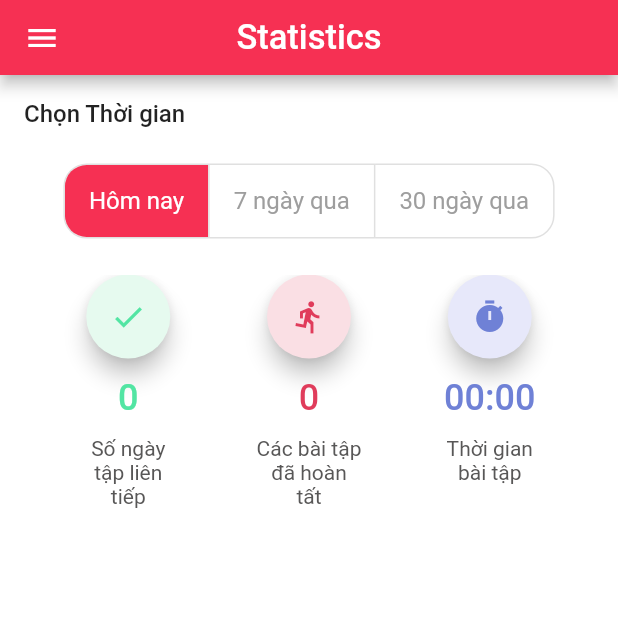
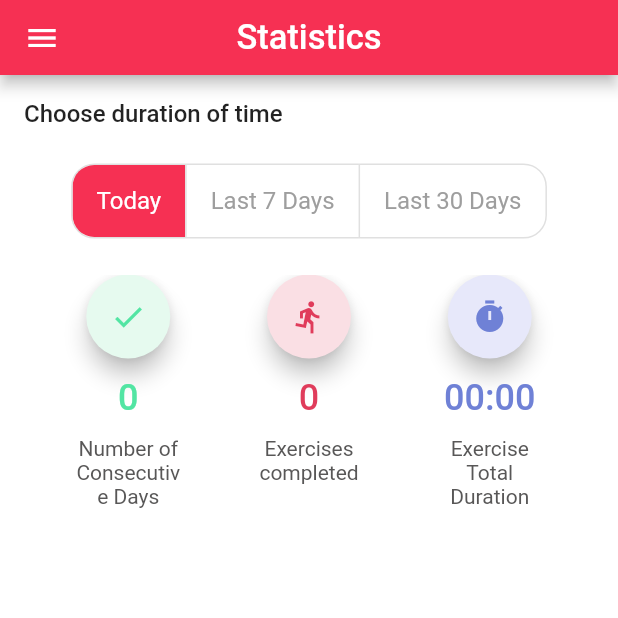
Before and after one commit to AlexPham19/Exercise_Timer_App, a Flutter app: the Statistics screen opened by its route, on a phone screen of 412 x 824 dp, the top half of it. Run offline on Flutter 3.47's test engine with Material 2 defaults, Android fonts, the light colour scheme and no system bars; our stand-ins replace flutter_local_notifications, flutter_native_timezone, flutter_tts, hive, hive_flutter, just_audio and 1 more; missing offline and left inert: flutter_material_pickers; accounts and stored records are empty.

Commit message:
finalize, and change all into English language

```diff
--- a/lib/screens/custom-exercise/custom-exercise-action.dart
+++ b/lib/screens/custom-exercise/custom-exercise-action.dart
@@ -501,7 +501,7 @@ class _CustomExerciseActionState extends State<CustomExerciseAction>
                             });
                           },
                           child: Text(
-                            'Thêm 15 giây nghỉ',
+                            'Add 15 seconds to rest',
                             style: TextStyle(color: Colors.white),
                           ),
                         )
@@ -524,7 +524,7 @@ class _CustomExerciseActionState extends State<CustomExerciseAction>
                             });
                           },
                           child: Text(
-                            'Bắt đầu luôn',
+                            'Start Now',
                             style: TextStyle(color: Colors.white),
                           ),
                         ),
@@ -567,8 +567,8 @@ class _CustomExerciseActionState extends State<CustomExerciseAction>
         return AlertDialog(
           title: Column(
             children: [
-              Text('Bạn có chắc là thoát bài tập này?'),
-              Text('Nếu bạn thoát, hệ thống sẽ không lưu bài tập này!'),
+              Text('Do you want to stop this exercise'),
+              Text('If you do, this exercise will be discarded and not be saved'),
             ],
           ),
           actions: [
@@ -577,13 +577,13 @@ class _CustomExerciseActionState extends State<CustomExerciseAction>
                   Navigator.pop(context);
                   Navigator.popAndPushNamed(context, Exercises.id);
                 },
-                child: Text('Có')),
+                child: Text('Yes')),
             ElevatedButton(
                 onPressed: () {
                   Navigator.pop(context);
                   controller!.reverse();
                 },
-                child: Text('Không')),
+                child: Text('No')),
           ],
         );
       },
--- a/lib/screens/exercise/congratulation-page.dart
+++ b/lib/screens/exercise/congratulation-page.dart
@@ -73,7 +73,7 @@ class _CongratulationPageState extends State<CongratulationPage> {
                         padding: EdgeInsets.only(top: 8, bottom: 16),
                         child: Center(
                             child: Text(
-                          'Xin chúc mừng!',
+                          'Congratulations!',
                           style: TextStyle(
                               color: Colors.white,
                               fontSize: 20,
@@ -93,7 +93,7 @@ class _CongratulationPageState extends State<CongratulationPage> {
                       ),
                       Container(
                         padding: EdgeInsets.only(top: 32, bottom: 16),
-                        child: Text('Luyện tập Hoàn tất!',
+                        child: Text('You have finished your exercise!',
                             style: TextStyle(
                                 color: Colors.white,
                                 fontSize: 20,
@@ -111,13 +111,13 @@ class _CongratulationPageState extends State<CongratulationPage> {
                       componentInfo(
                           Themes.exerciseThemeMain,
                           Themes.exerciseIconMain,
-                          'Số ngày liên tục',
+                          'Number of Consecutive Days',
                           numberConsecutiveDate.toString(),
                           Icons.done),
                       componentInfo(
                           Themes.restThemeMain,
                           Themes.restIconMain,
-                          'Tổng bài tập đã hoàn tất',
+                          'Exercises completed',
                           (hiveBox.getAt(hiveBox.length - 1).numberExercise *
                                   hiveBox
                                       .getAt(hiveBox.length - 1)
@@ -127,7 +127,7 @@ class _CongratulationPageState extends State<CongratulationPage> {
                       componentInfo(
                           Themes.numberRepetitionsThemeMain,
                           Themes.numberRepetitionsIconMain,
-                          'Tổng thời gian luyện tập',
+                          'Time spent exercising',
                           lastExerciseMin.toString().padLeft(2, '0') +
                               ":" +
                               lastExerciseSec.toString().padLeft(2, '0'),
@@ -141,7 +141,7 @@ class _CongratulationPageState extends State<CongratulationPage> {
                     children: [
                       Flexible(
                         child: Text(
-                          'Nhắc tôi luyện tập cùng thời gian này vào ngày mai',
+                          'Notify me to exercise tomorrow, at the same time',
                           style: TextStyle(
                               fontWeight: FontWeight.w600, fontSize: 18),
                         ),
@@ -154,12 +154,12 @@ class _CongratulationPageState extends State<CongratulationPage> {
                               notificationEnabled = value;
                               if(value == true){
                                 DateTime dateTime = hiveBox.getAt(hiveBox.length - 1).date;
-                                showMessage('Thông báo đang được đặt hàng ngày, lúc ' +
+                                showMessage('Notifications are set to happen daily, at ' +
                                     dateTime.hour.toString() +
                                     ":" +
                                     dateTime.minute.toString());
                               } else {
-                                showMessage('Thông báo sẽ được giữ nguyên như cũ');
+                                showMessage('Notification settings are not changed');
                               }
                             });
                           },
@@ -189,7 +189,7 @@ class _CongratulationPageState extends State<CongratulationPage> {
                           },
                           child: Center(
                               child: Text(
-                            'Hiện Lịch sử',
+                            'View History',
                             textAlign: TextAlign.center,
                             style: TextStyle(
                                 color: Themes.appBarTheme,
@@ -212,7 +212,7 @@ class _CongratulationPageState extends State<CongratulationPage> {
                           },
                           child: Center(
                               child: Text(
-                            'Xong',
+                            'Finished!',
                             textAlign: TextAlign.center,
                             style: TextStyle(color: Colors.white, fontSize: 20),
                           )),
--- a/lib/screens/exercise/exercise-main.dart
+++ b/lib/screens/exercise/exercise-main.dart
@@ -468,7 +468,7 @@ class _ExerciseMainState extends State<ExerciseMain>
                             });
                           },
                           child: Text(
-                            'Thêm 15 giây nghỉ',
+                            'Add 15 seconds to rest',
                             style: TextStyle(color: Colors.white),
                           ),
                         )
@@ -493,7 +493,7 @@ class _ExerciseMainState extends State<ExerciseMain>
                             );
                           },
                           child: Text(
-                            'Bắt đầu luôn',
+                            'Start Now',
                             style: TextStyle(color: Colors.white),
                           ),
                         ),
@@ -536,8 +536,8 @@ class _ExerciseMainState extends State<ExerciseMain>
           return AlertDialog(
             title: Column(
               children: [
-                Text('Bạn có chắc là thoát bài tập này?'),
-                Text('Nếu bạn thoát, hệ thống sẽ không lưu bài tập này!'),
+                Text('Do you want to stop this exercise'),
+                Text('If you do, this exercise will be discarded and not be saved'),
               ],
             ),
             actions: [
@@ -546,13 +546,13 @@ class _ExerciseMainState extends State<ExerciseMain>
                     Navigator.pop(context);
                     Navigator.pop(context);
                   },
-                  child: Text('Có')),
+                  child: Text('Yes')),
               ElevatedButton(
                   onPressed: () {
                     Navigator.pop(context);
                     controller!.reverse();
                   },
-                  child: Text('Không')),
+                  child: Text('No')),
             ],
           );
         });
--- a/lib/screens/history.dart
+++ b/lib/screens/history.dart
@@ -100,10 +100,10 @@ class _HistoryState extends State<History> {
                           children: <Widget>[
                             ListTile(
                               title: Text(
-                                data.date.day.toString() +
-                                    " tháng " +
-                                    data.date.month.toString() +
-                                    ' ' +
+                                data.date.month.toString() +
+                                    "/" +
+                                    data.date.day.toString() +
+                                    '/' +
                                     data.date.year.toString() +
                                     ' ' +
                                     data.date.hour.toString() +
@@ -222,10 +222,10 @@ class _HistoryState extends State<History> {
                                 Container(
                                   padding: EdgeInsets.only(left: 10),
                                   child: Text(
-                                    data.date.day.toString() +
-                                        " thg " +
-                                        data.date.month.toString() +
-                                        ' ' +
+                                    data.date.month.toString() +
+                                        "/" +
+                                        data.date.day.toString() +
+                                        '/' +
                                         data.date.year.toString(),
                                     style: TextStyle(
                                         color: Colors.black,
@@ -286,16 +286,16 @@ class _HistoryState extends State<History> {
                           mainAxisAlignment: MainAxisAlignment.spaceBetween,
                           children: [
                             data.exerciseTime != -1
-                                ? textComponent('Tập luyện',
+                                ? textComponent('Exercise',
                                     data.exerciseTime.toString(), true)
                                 : Text('(Custom Exercise)'),
                             data.restTime != -1
                                 ? textComponent(
-                                    'Nghỉ ngơi', data.restTime.toString(), true)
+                                    'Rest', data.restTime.toString(), true)
                                 : Container(),
-                            textComponent('Bài tập',
+                            textComponent('Number of Exercises',
                                 data.numberExercise.toString(), false),
-                            textComponent('Vòng tập',
+                            textComponent('Reps',
                                 data.numberRepetitions.toString(), false),
                           ],
                         ),
--- a/lib/screens/settings.dart
+++ b/lib/screens/settings.dart
@@ -90,7 +90,7 @@ class _SettingsState extends State<Settings> {
                           onPressed: (int index) {
                             setState(() {
                               if (index == 0) {
-                                showMessage('Tính năng đang được phát triển!');
+                                showMessage('This feature is currently under development!');
                               } else {
                                 soundType = index;
                                 hiveBox.put('soundType', soundType);
@@ -107,7 +107,7 @@ class _SettingsState extends State<Settings> {
                             Padding(
                               padding: const EdgeInsets.symmetric(
                                   horizontal: 16.0, vertical: 8.0),
-                              child: Text("Voices (EN)"),
+                              child: Text("Voices"),
                             ),
                             Padding(
                               padding: const EdgeInsets.symmetric(
@@ -134,13 +134,13 @@ class _SettingsState extends State<Settings> {
                             mainAxisAlignment: MainAxisAlignment.start,
                             crossAxisAlignment: CrossAxisAlignment.start,
                             children: [
-                              Text('Nhắc nhở luyện tập hàng ngày',
+                              Text('Remind me to exercise daily',
                                   style: Themes.textOptions),
                               Container(
                                 padding: EdgeInsets.symmetric(vertical: 8.0),
                                 width: 300,
                                 child: Text(
-                                  'Cùng thời gian trong ngày như lần luyện tập trước của bạn ' +
+                                  'Same time as the last time you exercise' +
                                       timeReminded,
                                   style: TextStyle(
                                       fontSize: 16, fontWeight: FontWeight.w300),
@@ -169,7 +169,7 @@ class _SettingsState extends State<Settings> {
                                         dateTime.hour, dateTime.minute);
                                   }
                                   showMessage(
-                                      'Thông báo đang được đặt hàng ngày, lúc ' +
+                                      'Notifications are set daily, at ' +
                                           dateTime.hour.toString() +
                                           ":" +
                                           dateTime.minute.toString());
@@ -177,11 +177,11 @@ class _SettingsState extends State<Settings> {
                                       ":" +
                                       dateTime.minute.toString() + ')';
                                 } else if (value == true && hiveBoxData.isEmpty) {
-                                  showMessage('Chưa có dữ liệu!');
+                                  showMessage('There is no exercises! Exercise once and you can enable notifications!');
                                   timeReminded = '';
                                 } else {
                                   isReminded = value;
-                                  showMessage('Đã tắt thông báo!');
+                                  showMessage('Notifications turned off');
                                   timeReminded = '';
                                   deleteNotification();
                                 }
@@ -200,7 +200,7 @@ class _SettingsState extends State<Settings> {
                         Container(
                           padding: EdgeInsets.symmetric(vertical: 8.0),
                           width: 300,
-                          child: Text('Tạm dừng luyện tập khi tôi rời ứng dụng',
+                          child: Text('Pause the timer when I leave the app',
                               style: Themes.textOptions),
                         ),
                         Container(
@@ -213,10 +213,10 @@ class _SettingsState extends State<Settings> {
                                 hiveBox.put('isPaused', value);
                                 if (value == true) {
                                   showMessage(
-                                      'Ứng dụng sẽ tạm dừng ngay khi bạn dừng ứng dụng');
+                                      'This application will stop when you exit');
                                 } else {
                                   showMessage(
-                                      'Ứng dụng tự động dừng khi kết thúc hiệp (nghỉ hoặc tập)');
+                                      'This application will automatically when finishing the exercise/rest duration');
                                 }
                               });
                             },
@@ -226,32 +226,32 @@ class _SettingsState extends State<Settings> {
                       ],
                     ),
                   ),
-                  Container(
-                    child: Row(
-                      mainAxisAlignment: MainAxisAlignment.spaceBetween,
-                      children: [
-                        Container(
-                          padding: EdgeInsets.symmetric(vertical: 8.0),
-                          width: 300,
-                          child: Text(
-                              'Phát âm thanh luyện tập to hơn nhạc nền của tôi',
-                              style: Themes.textOptions),
-                        ),
-                        Container(
-                          child: CupertinoSwitch(
-                            value: isSoundOn,
-                            onChanged: (value) {
-                              setState(() {
-                                showMessage('Tính năng đang được phát triển!');
-                                //isSoundOn = value;
-                              });
-                            },
-                            activeColor: Colors.pinkAccent,
-                          ),
-                        )
-                      ],
-                    ),
-                  ),
+                  // Container(
+                  //   child: Row(
+                  //     mainAxisAlignment: MainAxisAlignment.spaceBetween,
+                  //     children: [
+                  //       Container(
+                  //         padding: EdgeInsets.symmetric(vertical: 8.0),
+                  //         width: 300,
+                  //         child: Text(
+                  //             'Enable sound louder than your music app',
+                  //             style: Themes.textOptions),
+                  //       ),
+                  //       Container(
+                  //         child: CupertinoSwitch(
+                  //           value: isSoundOn,
+                  //           onChanged: (value) {
+                  //             setState(() {
+                  //               showMessage('This is currently under development!');
+                  //               //isSoundOn = value;
+                  //             });
+                  //           },
+                  //           activeColor: Colors.pinkAccent,
+                  //         ),
+                  //       )
+                  //     ],
+                  //   ),
+                  // ),
 
                   //  ----------------------------- CÒN NHỮNG THỨ DƯỚI THÌ CHƯA CẦN THIẾT ----------------------- //
                   // InkWell(
--- a/lib/screens/statistics.dart
+++ b/lib/screens/statistics.dart
@@ -167,7 +167,7 @@ class _StatisticsState extends State<Statistics> {
                 padding: EdgeInsets.only(left: 16, top: 16, bottom: 16),
                 alignment: Alignment.centerLeft,
                 child: Text(
-                  'Chọn Thời gian',
+                  'Choose duration of time',
                   style: TextStyle(fontSize: 16, fontWeight: FontWeight.w500),
                 ),
               ),
@@ -200,7 +200,7 @@ class _StatisticsState extends State<Statistics> {
                         Padding(
                           padding: const EdgeInsets.symmetric(
                               horizontal: 16.0, vertical: 8.0),
-                          child: Text("Hôm nay"),
+                          child: Text("Today"),
                         ),
                         InkWell(
                           onTap: () {
@@ -211,7 +211,7 @@ class _StatisticsState extends State<Statistics> {
                           child: Padding(
                             padding: const EdgeInsets.symmetric(
                                 horizontal: 16.0, vertical: 8.0),
-                            child: Text("7 ngày qua"),
+                            child: Text("Last 7 Days"),
                           ),
                         ),
                         InkWell(
@@ -223,7 +223,7 @@ class _StatisticsState extends State<Statistics> {
                           child: Padding(
                             padding: const EdgeInsets.symmetric(
                                 horizontal: 16.0, vertical: 8.0),
-                            child: Text("30 ngày qua"),
+                            child: Text("Last 30 Days"),
                           ),
                         ),
                       ],
@@ -287,19 +287,19 @@ class _StatisticsState extends State<Statistics> {
               Themes.exerciseIconMain,
               Themes.exerciseThemeMain,
               Icons.done,
-              isOptionDaySelected ? 'Số ngày tập liên tiếp' : 'Số ngày đã tập',
+              isOptionDaySelected ? 'Number of Consecutive Days' : 'Number of Days',
               consecutiveDays.toString()),
           infoColumn(
               Themes.restIconMain,
               Themes.restThemeMain,
               Icons.directions_run,
-              'Các bài tập đã hoàn tất',
+              'Exercises completed',
               numberOfExercises.toString()),
           infoColumn(
               Themes.numberRepetitionsIconMain,
               Themes.numberRepetitionsThemeMain,
               Icons.timer,
-              'Thời gian bài tập',
+              'Exercise Total Duration',
               (durationSeconds ~/ 60).toString().padLeft(2, '0') +
                   ":" +
                   (durationSeconds % 60).toString().padLeft(2, '0')),
--- a/lib/screens/welcome/welcome.dart
+++ b/lib/screens/welcome/welcome.dart
@@ -375,7 +375,7 @@ class _WelcomePageState extends State<WelcomePage> {
         return AlertDialog(
           title: Column(
             children: [
-              Text('Bạn có chắc là thoát ứng dụng này?'),
+              Text('Do you want to exit?'),
             ],
           ),
           actions: [
@@ -383,12 +383,12 @@ class _WelcomePageState extends State<WelcomePage> {
                 onPressed: () {
                   exit(0);
                 },
-                child: Text('Có')),
+                child: Text('Yes')),
             ElevatedButton(
                 onPressed: () {
                   Navigator.pop(context);
                 },
-                child: Text('Đéo')),
+                child: Text('No')),
           ],
         );
       },
```
